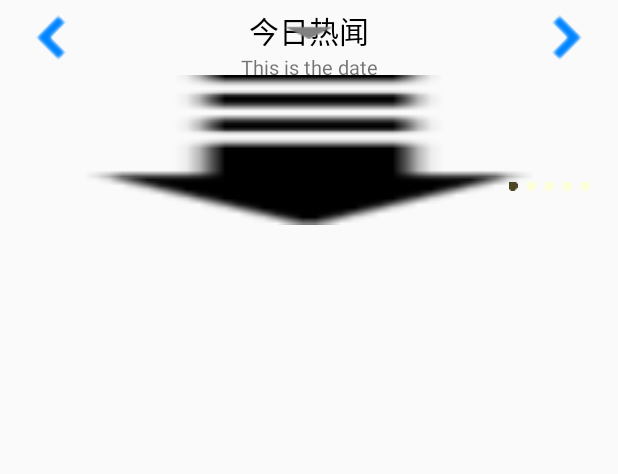
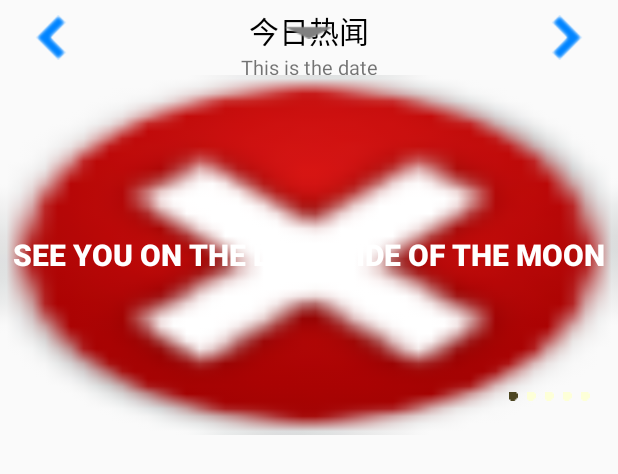
Before and after one commit to jiahao42/Simplified-Zhihu-Daily, an Android app: the layout activity_main_try.xml on its own in the app's theme, with its tools: preview values and no code run, on a phone screen of 412 x 824 dp. Shown: the top 474 px of the screen. Run offline under Robolectric (Android 15) with nearby library versions, the phone set to English and light mode, and no system bars; network calls fail.

```diff
--- a/SimpleZhihuDaily/app/src/main/java/james/com/simplezhihudaily/Model/Symbol.java
+++ b/SimpleZhihuDaily/app/src/main/java/james/com/simplezhihudaily/Model/Symbol.java
@@ -5,7 +5,7 @@ public class Symbol{
     public static final int RECEIVER_FAILED = 0;
     public static final int RECEIVER_TIMEOUT = -1;
     public static final int GET_ARTICLE_FROM_DB = 999;
-    public static final int BaseStory = 0;
+    public static final int Story = 0;
     public static final int TopStory = 1;
     public static final int ThemeStory = 2;
 }
--- a/SimpleZhihuDaily/app/src/main/java/james/com/simplezhihudaily/View/RefreshableView.java
+++ b/SimpleZhihuDaily/app/src/main/java/james/com/simplezhihudaily/View/RefreshableView.java
@@ -400,7 +400,6 @@ public class RefreshableView extends LinearLayout implements View.OnTouchListene
     /**
      * 正在刷新的任务，在此任务中会去回调注册进来的下拉刷新监听器。
      *
-     * @author guolin
      */
     class RefreshingTask extends AsyncTask<Void, Integer, Void> {
 
@@ -436,7 +435,6 @@ public class RefreshableView extends LinearLayout implements View.OnTouchListene
     /**
      * 隐藏下拉头的任务，当未进行下拉刷新或下拉刷新完成后，此任务将会使下拉头重新隐藏。
      *
-     * @author guolin
      */
     class HideHeaderTask extends AsyncTask<Void, Integer, Integer> {
 
@@ -486,7 +484,6 @@ public class RefreshableView extends LinearLayout implements View.OnTouchListene
     /**
      * 下拉刷新的监听器，使用下拉刷新的地方应该注册此监听器来获取刷新回调。
      *
-     * @author guolin
      */
     public interface PullToRefreshListener {
 
--- a/SimpleZhihuDaily/app/src/main/res/layout/activity_main_try.xml
+++ b/SimpleZhihuDaily/app/src/main/res/layout/activity_main_try.xml
@@ -54,7 +54,14 @@
     <james.com.simplezhihudaily.View.SlidingSwitcherView
         android:id="@+id/slidingLayout"
         android:layout_width="fill_parent"
-        android:layout_height="100dip" >
+        android:layout_height="240dip" >
+        <!--<TextView
+            android:layout_width="match_parent"
+            android:layout_height="wrap_content"
+            android:layout_marginTop="30dp"
+            android:text="See you on the dark side of the moon"
+            android:textSize="15sp"/>
+            -->
 
         <LinearLayout
             android:layout_width="fill_parent"
@@ -62,33 +69,53 @@
             android:orientation="horizontal" >
 
             <Button
+                android:textStyle="bold"
+                android:textColor="#ffffff"
+                android:textSize="20sp"
+                android:text="See you on the Dark side of the Moon"
                 android:id="@+id/btn1"
                 android:layout_width="fill_parent"
                 android:layout_height="fill_parent"
-                android:background="@drawable/arrow" />
+                android:background="@drawable/error" />
 
             <Button
+                android:textStyle="bold"
+                android:textColor="#ffffff"
+                android:textSize="20sp"
+                android:text="See you on the Dark side of the Moon"
                 android:id="@+id/btn2"
                 android:layout_width="fill_parent"
                 android:layout_height="fill_parent"
-                android:background="@drawable/arrow_left" />
+                android:background="@drawable/error" />
 
             <Button
+                android:textStyle="bold"
+                android:textColor="#ffffff"
+                android:textSize="20sp"
+                android:text="See you on the Dark side of the Moon"
                 android:id="@+id/btn3"
                 android:layout_width="fill_parent"
                 android:layout_height="fill_parent"
-                android:background="@drawable/arrow_right" />
+                android:background="@drawable/error" />
 
             <Button
+                android:textStyle="bold"
+                android:textColor="#ffffff"
+                android:textSize="20sp"
+                android:text="See you on the Dark side of the Moon"
                 android:id="@+id/btn4"
                 android:layout_width="fill_parent"
                 android:layout_height="fill_parent"
-                android:background="@drawable/arrow" />
+                android:background="@drawable/error" />
             <Button
+                android:textColor="#ffffff"
+                android:textSize="20sp"
+                android:textStyle="bold"
+                android:text="See you on the Dark side of the Moon"
                 android:id="@+id/btn5"
                 android:layout_width="fill_parent"
                 android:layout_height="fill_parent"
-                android:background="@drawable/arrow" />
+                android:background="@drawable/error" />
         </LinearLayout>
 
         <LinearLayout
```
Also changed, not shown: SimpleZhihuDaily/app/src/main/java/james/com/simplezhihudaily/View/MainActivity.java (+104 -41 lines), SimpleZhihuDaily/app/src/main/java/james/com/simplezhihudaily/db/ZhihuDailyDB.java (+130 -56 lines).
